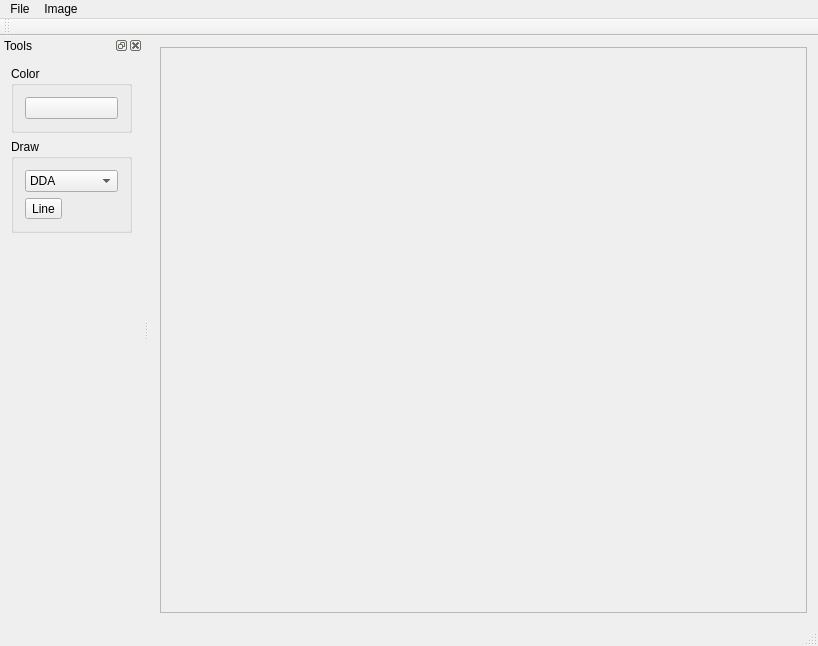
Old version of the form src/ImageViewer.ui in the repository DariaBozh/ImageViewer.
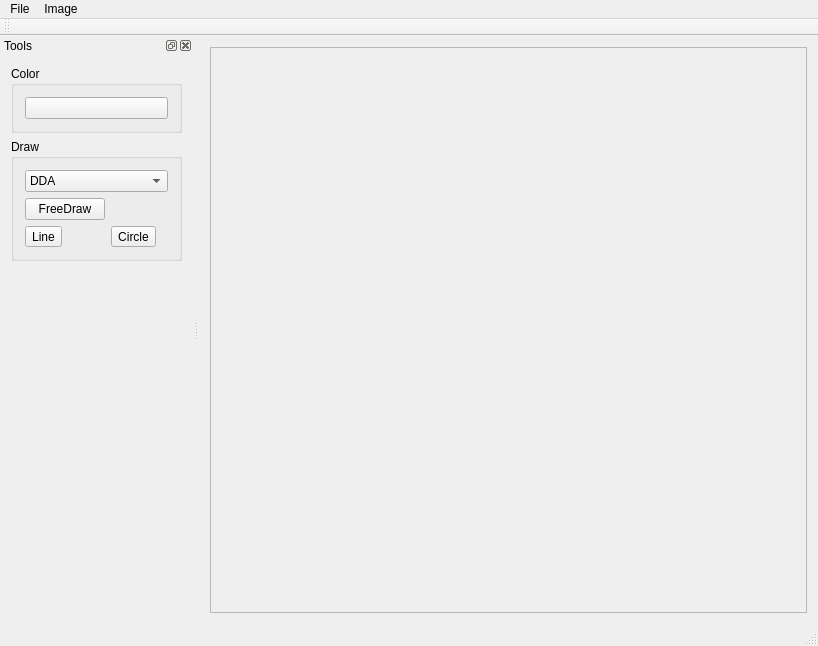
New version of the form.

Commit message: Added DDA, Bresenham, and circle algorithms

Patch:
```diff
--- a/src/ImageViewer.ui
+++ b/src/ImageViewer.ui
@@ -25,8 +25,8 @@
         <rect>
          <x>0</x>
          <y>0</y>
-         <width>679</width>
-         <height>571</height>
+         <width>608</width>
+         <height>566</height>
         </rect>
        </property>
       </widget>
@@ -101,30 +101,7 @@
         <string>Draw</string>
        </property>
        <layout class="QGridLayout" name="gridLayout">
-        <item row="1" column="0">
-         <widget class="QToolButton" name="toolButtonDrawLine">
-          <property name="text">
-           <string>Line</string>
-          </property>
-          <property name="checkable">
-           <bool>true</bool>
-          </property>
-         </widget>
-        </item>
-        <item row="1" column="1">
-         <spacer name="horizontalSpacer">
-          <property name="orientation">
-           <enum>Qt::Horizontal</enum>
-          </property>
-          <property name="sizeHint" stdset="0">
-           <size>
-            <width>40</width>
-            <height>20</height>
-           </size>
-          </property>
-         </spacer>
-        </item>
-        <item row="0" column="0" colspan="2">
+        <item row="0" column="0" colspan="4">
          <widget class="QComboBox" name="comboBoxLineAlg">
           <item>
            <property name="text">
@@ -138,6 +115,39 @@
           </item>
          </widget>
         </item>
+        <item row="1" column="0">
+         <widget class="QPushButton" name="pushButton">
+          <property name="text">
+           <string>FreeDraw</string>
+          </property>
+         </widget>
+        </item>
+        <item row="2" column="1">
+         <widget class="QToolButton" name="toolButtonDrawCircle">
+          <property name="text">
+           <string>Circle</string>
+          </property>
+          <property name="checkable">
+           <bool>true</bool>
+          </property>
+          <attribute name="buttonGroup">
+           <string notr="true">buttonGroup</string>
+          </attribute>
+         </widget>
+        </item>
+        <item row="2" column="0">
+         <widget class="QToolButton" name="toolButtonDrawLine">
+          <property name="text">
+           <string>Line</string>
+          </property>
+          <property name="checkable">
+           <bool>true</bool>
+          </property>
+          <attribute name="buttonGroup">
+           <string notr="true">buttonGroup</string>
+          </attribute>
+         </widget>
+        </item>
        </layout>
       </widget>
      </item>
```
Left out of the diff: 7 changed lines with no effect on the pictures. The commit also changes 5 other files.
